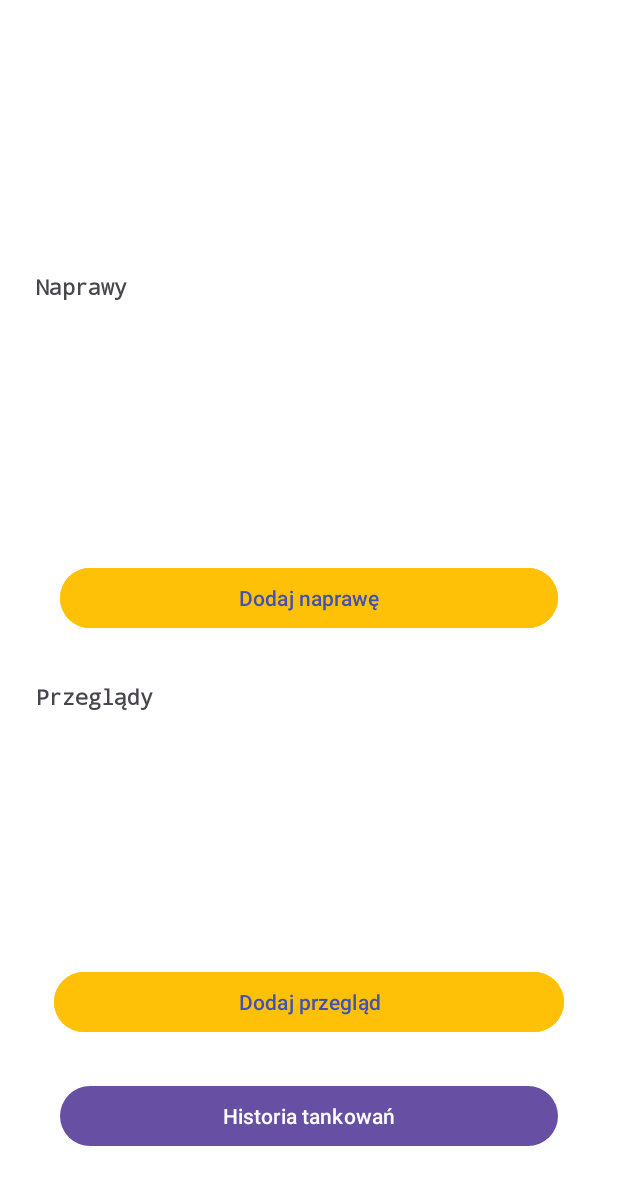
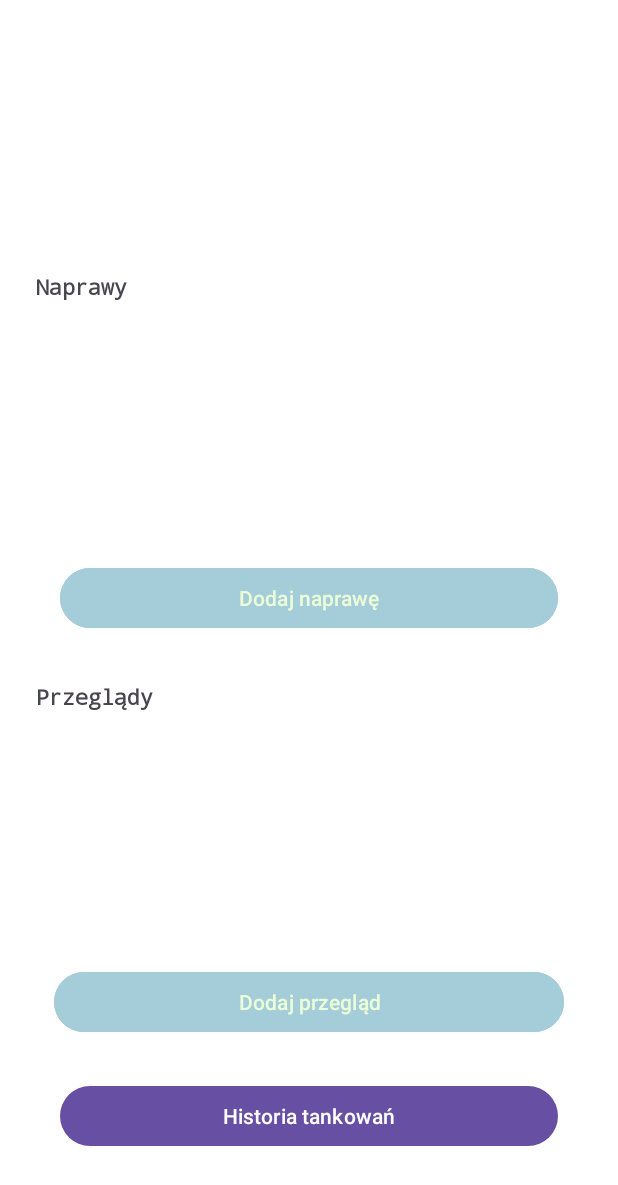
Before and after one commit to janratajczyk/Car_Garage_App, an Android app: the layout activity_car_details.xml on its own in the app's theme, with its tools: preview values and no code run, on a phone screen of 412 x 824 dp. Shown: the top 1185 px of the screen. Run offline under Robolectric (Android 15) with nearby library versions, the phone set to English and light mode, and no system bars.

Commit message:
activity_car_details.xml

```diff
--- a/app/src/main/res/layout/activity_car_details.xml
+++ b/app/src/main/res/layout/activity_car_details.xml
@@ -53,9 +53,9 @@
         android:layout_width="match_parent"
         android:layout_height="wrap_content"
         android:layout_margin="16dp"
-        android:backgroundTint="#FFC107"
+        android:backgroundTint="#A4CCD9"
         android:text="Dodaj naprawę"
-        android:textColor="#3F51B5" />
+        android:textColor="#EBFFD8" />
 
     <TextView
         android:id="@+id/textInspectionsTitle"
@@ -77,9 +77,9 @@
         android:layout_width="match_parent"
         android:layout_height="wrap_content"
         android:layout_margin="12dp"
-        android:backgroundTint="#FFC107"
+        android:backgroundTint="#A4CCD9"
         android:text="Dodaj przegląd"
-        android:textColor="#3F51B5" />
+        android:textColor="#EBFFD8" />
 
     <Button
         android:id="@+id/buttonFuelHistory"
```
